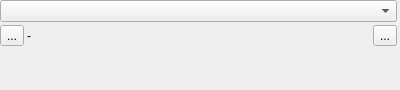
This is src/qmapshack/realtime/gps/IRtGpsInfo.ui in Maproom/qmapshack as Qt 5 draws it before an edit. The edited form follows.
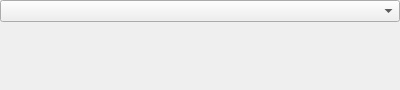
This is the edited form. Icons and pictures are not drawn.

The edit to the form file:
```diff
--- a/src/qmapshack/realtime/gps/IRtGpsInfo.ui
+++ b/src/qmapshack/realtime/gps/IRtGpsInfo.ui
@@ -15,7 +15,7 @@
   </property>
   <layout class="QVBoxLayout" name="verticalLayout">
    <property name="spacing">
-    <number>3</number>
+    <number>0</number>
    </property>
    <property name="leftMargin">
     <number>0</number>
@@ -24,7 +24,7 @@
     <number>0</number>
    </property>
    <property name="rightMargin">
-    <number>3</number>
+    <number>0</number>
    </property>
    <property name="bottomMargin">
     <number>0</number>
@@ -57,50 +57,12 @@
        <number>0</number>
       </property>
       <item>
-       <layout class="QHBoxLayout" name="horizontalLayout">
-        <item>
-         <widget class="QToolButton" name="toolConfig">
-          <property name="text">
-           <string>...</string>
-          </property>
-          <property name="icon">
-           <iconset resource="../../resources.qrc">
-            <normaloff>:/icons/32x32/Apply.png</normaloff>:/icons/32x32/Apply.png</iconset>
-          </property>
-         </widget>
-        </item>
-        <item>
-         <widget class="QLabel" name="labelConfig">
-          <property name="text">
-           <string>-</string>
-          </property>
-         </widget>
-        </item>
-        <item>
-         <widget class="QToolButton" name="toolHelp">
-          <property name="text">
-           <string>...</string>
-          </property>
-          <property name="icon">
-           <iconset resource="../../resources.qrc">
-            <normaloff>:/icons/32x32/Help.png</normaloff>:/icons/32x32/Help.png</iconset>
-          </property>
-         </widget>
-        </item>
-       </layout>
-      </item>
-      <item>
-       <spacer name="verticalSpacer">
-        <property name="orientation">
-         <enum>Qt::Vertical</enum>
+       <widget class="QStackedWidget" name="stackedWidget">
+        <property name="currentIndex">
+         <number>0</number>
         </property>
-        <property name="sizeHint" stdset="0">
-         <size>
-          <width>20</width>
-          <height>7</height>
-         </size>
-        </property>
-       </spacer>
+        <widget class="QWidget" name="page"/>
+       </widget>
       </item>
      </layout>
     </widget>
```
Left out of the diff: 4 changed lines with no effect on the pictures.
